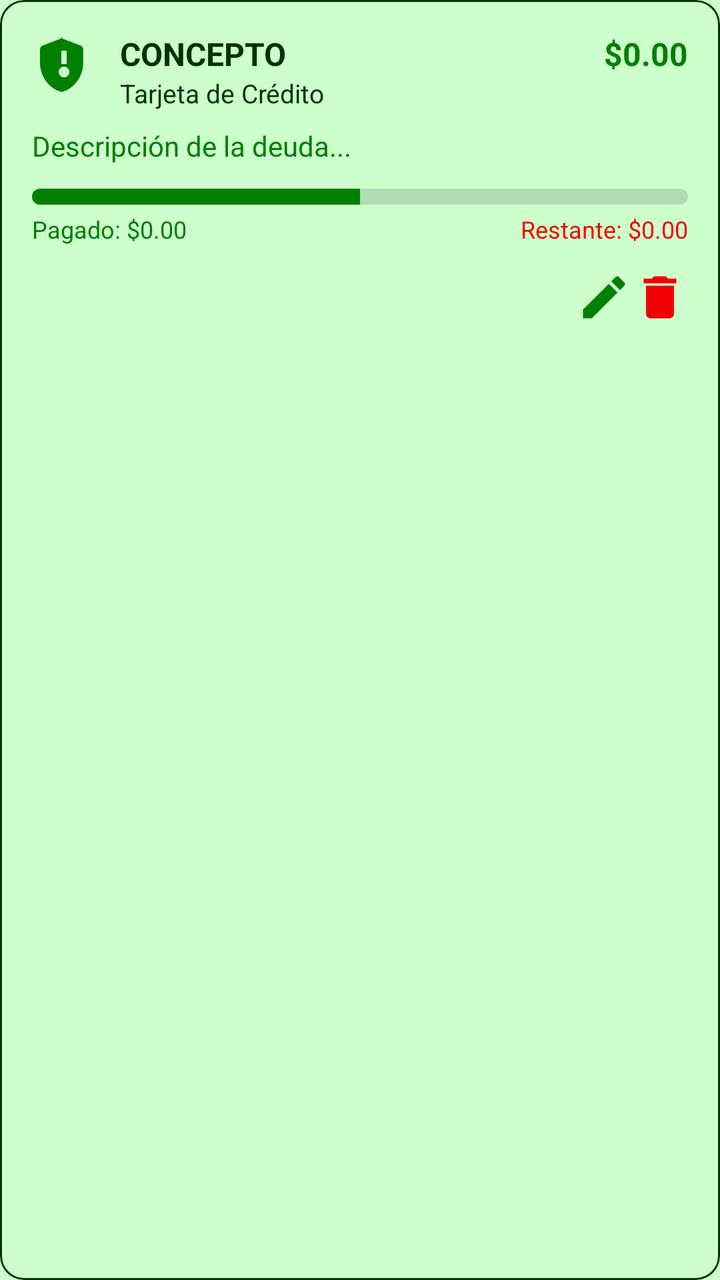
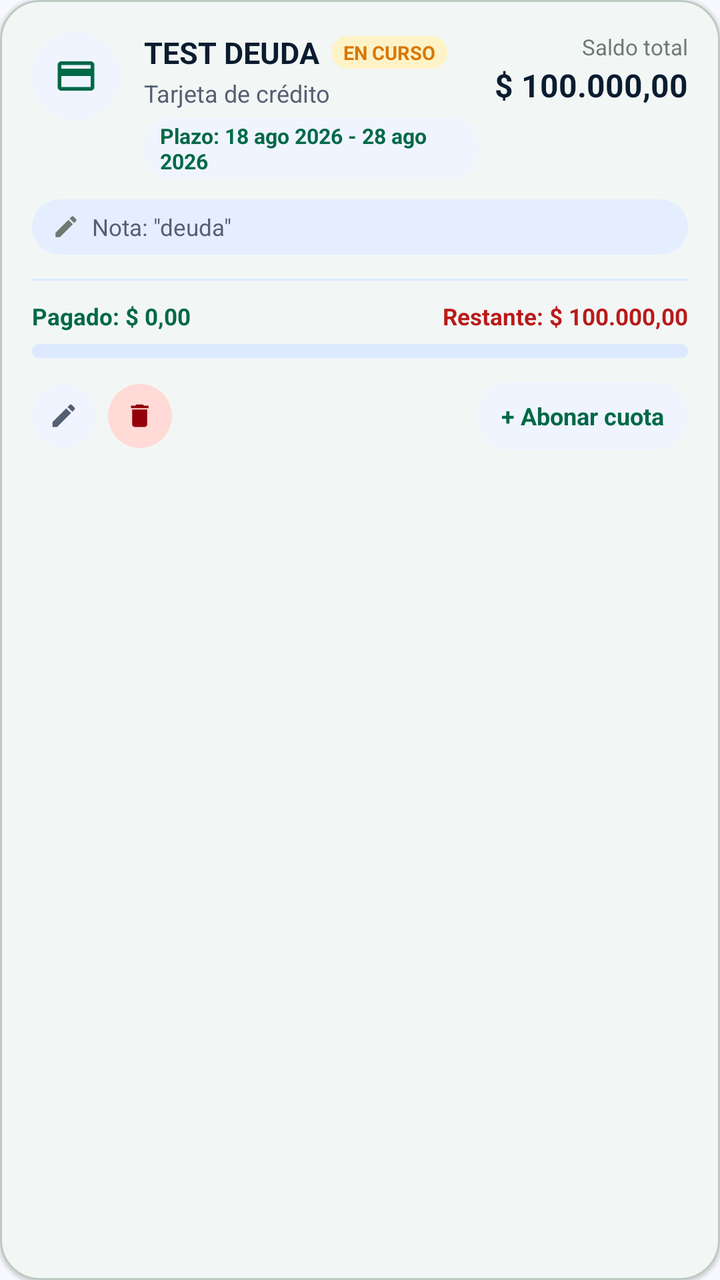

Compare the two renders of this Android layout. The source of the first and the diff that turns it into the second are given below.
<!-- AndroidManifest.xml: application theme Theme.MyLittleFinanControl -->
<!-- res/layout/item_deuda.xml -->
<?xml version="1.0" encoding="utf-8"?>
<com.google.android.material.card.MaterialCardView xmlns:android="http://schemas.android.com/apk/res/android"
    xmlns:app="http://schemas.android.com/apk/res-auto"
    android:layout_width="match_parent"
    android:layout_height="wrap_content"
    android:layout_marginHorizontal="16dp"
    android:layout_marginVertical="8dp"
    app:cardCornerRadius="12dp"
    app:cardElevation="0dp"
    app:cardBackgroundColor="?attr/colorSecondaryContainer"
    app:strokeWidth="1dp"
    app:strokeColor="?attr/colorOutline">

    <LinearLayout
        android:layout_width="match_parent"
        android:layout_height="wrap_content"
        android:orientation="vertical"
        android:padding="16dp">

        <RelativeLayout
            android:layout_width="match_parent"
            android:layout_height="wrap_content">

            <ImageView
                android:id="@+id/iv_icono_deuda"
                android:layout_width="32dp"
                android:layout_height="32dp"
                android:src="@drawable/ic_deuda"
                app:tint="?attr/colorPrimary"/>

            <LinearLayout
                android:layout_width="wrap_content"
                android:layout_height="wrap_content"
                android:layout_toEndOf="@id/iv_icono_deuda"
                android:layout_toStartOf="@+id/tv_valor_restante_top"
                android:layout_marginStart="12dp"
                android:orientation="vertical">

                <TextView
                    android:id="@+id/tv_concepto"
                    android:layout_width="wrap_content"
                    android:layout_height="wrap_content"
                    android:text="CONCEPTO"
                    android:textAllCaps="true"
                    android:textSize="16sp"
                    android:textStyle="bold"
                    android:textColor="?attr/colorOnSurface" />

                <TextView
                    android:id="@+id/tv_tipo"
                    android:layout_width="wrap_content"
                    android:layout_height="wrap_content"
                    android:text="Tarjeta de Crédito"
                    android:textSize="13sp"
                    android:textColor="?attr/colorOnSurface" />

                <TextView
                    android:id="@+id/tv_fechas"
                    android:layout_width="wrap_content"
                    android:layout_height="wrap_content"
                    android:text="Fecha: 2024/01/01 - 2024/12/31"
                    android:textSize="11sp"
                    android:textColor="?attr/colorPrimary"
                    android:visibility="gone" />
            </LinearLayout>

            <TextView
                android:id="@+id/tv_valor_restante_top"
                android:layout_width="wrap_content"
                android:layout_height="wrap_content"
                android:layout_alignParentEnd="true"
                android:text="$0.00"
                android:textSize="16sp"
                android:textStyle="bold"
                android:textColor="?attr/colorPrimary" />
        </RelativeLayout>

        <TextView
            android:id="@+id/tv_descripcion"
            android:layout_width="match_parent"
            android:layout_height="wrap_content"
            android:layout_marginTop="8dp"
            android:text="Descripción de la deuda..."
            android:textSize="14sp"
            android:textColor="?attr/colorPrimary"
            android:maxLines="2"
            android:ellipsize="end" />

        <ProgressBar
            android:id="@+id/pb_deuda"
            style="?android:attr/progressBarStyleHorizontal"
            android:layout_width="match_parent"
            android:layout_height="8dp"
            android:layout_marginTop="12dp"
            android:progress="50"
            android:progressDrawable="@drawable/custom_progress_bar" />

        <RelativeLayout
            android:layout_width="match_parent"
            android:layout_height="wrap_content"
            android:layout_marginTop="4dp">

            <TextView
                android:id="@+id/tv_pagado_label"
                android:layout_width="wrap_content"
                android:layout_height="wrap_content"
                android:text="Pagado: $0.00"
                android:textSize="12sp"
                android:textColor="?attr/colorPrimary" />

            <TextView
                android:id="@+id/tv_restante_label"
                android:layout_width="wrap_content"
                android:layout_height="wrap_content"
                android:layout_alignParentEnd="true"
                android:text="Restante: $0.00"
                android:textSize="12sp"
                android:textColor="?attr/colorError" />
        </RelativeLayout>

        <LinearLayout
            android:layout_width="wrap_content"
            android:layout_height="wrap_content"
            android:layout_gravity="end"
            android:layout_marginTop="12dp"
            android:orientation="horizontal">

            <ImageView
                android:id="@+id/iv_editar"
                android:layout_width="28dp"
                android:layout_height="28dp"
                android:src="@drawable/ic_edit"
                app:tint="?attr/colorPrimary" />

            <ImageView
                android:id="@+id/iv_eliminar"
                android:layout_width="28dp"
                android:layout_height="28dp"
                android:src="@drawable/ic_delete" />
        </LinearLayout>

    </LinearLayout>
</com.google.android.material.card.MaterialCardView>
<!-- resources referenced by this layout -->
<resources>
  <!-- drawable custom_progress_bar (drawable) -->
  <?xml version="1.0" encoding="utf-8"?>
  <layer-list xmlns:android="http://schemas.android.com/apk/res/android">
      <item android:id="@android:id/background">
          <shape>
              <corners android:radius="10dp" />
              <solid android:color="#303A4750" />
          </shape>
      </item>
      <item android:id="@android:id/progress">
          <clip>
              <shape>
                  <corners android:radius="10dp" />
                  <solid android:color="?attr/colorPrimary" />
              </shape>
          </clip>
      </item>
  </layer-list>
  <!-- drawable ic_deuda (drawable) -->
  <vector xmlns:android="http://schemas.android.com/apk/res/android"
      android:width="24dp"
      android:height="24dp"
      android:viewportWidth="24"
      android:viewportHeight="24">
      <path
          android:fillColor="?attr/colorSecondary"
          android:pathData="M11.8,2.1L3.9,5.1c-0.5,0.2 -0.9,0.8 -0.9,1.4v5.1c0,5.1 3.5,9.8 8.1,10.9c4.6,-1.1 8.1,-5.8 8.1,-10.9V6.5c0,-0.6 -0.4,-1.2 -0.9,-1.4l-7.9,-3c-0.2,-0.1 -0.4,-0.1 -0.6,0zM12,17c-1.1,0 -2,-0.9 -2,-2s0.9,-2 2,-2s2,0.9 2,2s-0.9,2 -2,2zM13,12h-2V7h2v5z"/>
  </vector>
  <style name="Base.Theme.MyLittleFinanControl" parent="Theme.Material3.DayNight.NoActionBar">
  
          
          <item name="colorPrimary">@color/verde_oscuro</item>
          
          <item name="colorOnPrimary">@android:color/white</item>
  
          
          <item name="colorPrimaryContainer">@color/verde_claro</item>
          
          <item name="colorOnPrimaryContainer">@color/verde_negro</item>
  
          
          <item name="colorSecondary">@color/verde</item>
          
          <item name="colorOnSecondary">@color/verde_negro</item>
  
          
          <item name="colorSecondaryContainer">@color/verde_transparente</item>
          <item name="colorOnSecondaryContainer">@color/verde_negro</item>
  
          
          <item name="colorTertiary">@color/verde_blanco_transparente</item>
          <item name="colorOnTertiary">@color/verde_negro</item>
  
          
          <item name="colorOutline">@color/verde_negro</item>
  
          
          <item name="colorOnSurface">@color/verde_negro</item>
  
          
          
          <item name="android:windowBackground">@color/verde_claro</item>
          
          <item name="colorSurface">@color/verde_blanco_transparente</item>
  
          
          <item name="colorError">@color/rojo_alerta</item>
          <item name="colorOnError">@color/rojo_transparente</item>
  
          
          <item name="android:statusBarColor">@android:color/white</item>
          <item name="android:windowLightStatusBar">true</item>
  
          
          <item name="colorSurfaceVariant">@color/verde_transparente</item>
          <item name="colorOnSurfaceVariant">@color/verde_gris</item>
  
          
          <item name="popupMenuBackground">@android:color/white</item>
          <item name="android:popupBackground">@android:color/white</item>
  
          <item name="colorSurfaceContainer">@color/verde_claro</item>
          <item name="colorSurfaceContainerLow">@color/verde_claro</item>
          <item name="colorSurfaceContainerHigh">@color/verde_claro</item>
          <item name="colorSurfaceContainerHighest">@color/verde_claro</item>
      </style>
  <color name="verde_oscuro">#008000</color>
  <color name="verde_claro">#CCFFCC</color>
  <color name="verde_negro">#003300</color>
  <color name="verde">#00C292</color>
  <color name="verde_transparente">#5FCCFFCC</color>
  <color name="verde_blanco_transparente">#D3F6FFF6</color>
  <color name="rojo_alerta">#F20000</color>
  <color name="rojo_transparente">#7BF69F9F</color>
  <color name="verde_gris">#ED003300</color>
  <!-- unchanged entries left out for length: 3 -->
</resources>

<!-- the commit's change to res/layout/item_deuda.xml (unified diff, before → after) -->
@@ -3,13 +3,12 @@
     xmlns:app="http://schemas.android.com/apk/res-auto"
     android:layout_width="match_parent"
     android:layout_height="wrap_content"
-    android:layout_marginHorizontal="16dp"
-    android:layout_marginVertical="8dp"
-    app:cardCornerRadius="12dp"
-    app:cardElevation="0dp"
-    app:cardBackgroundColor="?attr/colorSecondaryContainer"
-    app:strokeWidth="1dp"
-    app:strokeColor="?attr/colorOutline">
+    android:layout_marginBottom="12dp"
+    app:cardBackgroundColor="@color/surface_card"
+    app:cardCornerRadius="20dp"
+    app:cardElevation="1dp"
+    app:strokeColor="@color/outline_variant"
+    app:strokeWidth="1dp">
 
     <LinearLayout
         android:layout_width="match_parent"
@@ -17,127 +16,278 @@
         android:orientation="vertical"
         android:padding="16dp">
 
+        
         <RelativeLayout
             android:layout_width="match_parent"
             android:layout_height="wrap_content">
 
+            
+            <FrameLayout
+                android:id="@+id/fl_icono_deuda"
+                android:layout_width="44dp"
+                android:layout_height="44dp"
+                android:layout_alignParentStart="true"
+                android:layout_alignParentTop="true"
+                android:background="@drawable/badge_round_pill"
+                android:backgroundTint="@color/surface_container_low">
+
+                <ImageView
+                    android:id="@+id/iv_icono_deuda"
+                    android:layout_width="22dp"
+                    android:layout_height="22dp"
+                    android:layout_gravity="center"
+                    android:src="@drawable/ic_credit_card"
+                    app:tint="@color/primary_emerald" />
+            </FrameLayout>
+
+            
+            <LinearLayout
+                android:id="@+id/ll_monto_top_container"
+                android:layout_width="wrap_content"
+                android:layout_height="wrap_content"
+                android:layout_alignParentEnd="true"
+                android:layout_alignParentTop="true"
+                android:gravity="end"
+                android:orientation="vertical">
+
+                <TextView
+                    android:id="@+id/tv_label_monto_top"
+                    android:layout_width="wrap_content"
+                    android:layout_height="wrap_content"
+                    android:text="Saldo total"
+                    android:textColor="@color/text_muted"
+                    android:textSize="11sp" />
+
+                <TextView
+                    android:id="@+id/tv_valor_restante_top"
+                    android:layout_width="wrap_content"
+                    android:layout_height="wrap_content"
+                    android:layout_marginTop="1dp"
+                    android:text="$ 100.000,00"
+                    android:textColor="@color/text_primary"
+                    android:textSize="16sp"
+                    android:textStyle="bold" />
+            </LinearLayout>
+
+            
+            <LinearLayout
+                android:layout_width="match_parent"
+                android:layout_height="wrap_content"
+                android:layout_marginStart="12dp"
+                android:layout_marginEnd="8dp"
+                android:layout_toEndOf="@id/fl_icono_deuda"
+                android:layout_toStartOf="@id/ll_monto_top_container"
+                android:orientation="vertical">
+
+                
+                <LinearLayout
+                    android:layout_width="wrap_content"
+                    android:layout_height="wrap_content"
+                    android:gravity="center_vertical"
+                    android:orientation="horizontal">
+
+                    <TextView
+                        android:id="@+id/tv_concepto"
+                        android:layout_width="wrap_content"
+                        android:layout_height="wrap_content"
+                        android:ellipsize="end"
+                        android:maxLines="1"
+                        android:text="TEST DEUDA"
+                        android:textColor="@color/text_primary"
+                        android:textSize="15sp"
+                        android:textStyle="bold" />
+
+                    <TextView
+                        android:id="@+id/tv_badge_estado"
+                        android:layout_width="wrap_content"
+                        android:layout_height="wrap_content"
+                        android:layout_marginStart="6dp"
+                        android:background="@drawable/badge_round_pill"
+                        android:backgroundTint="@color/debt_amber_bg"
+                        android:paddingHorizontal="6dp"
+                        android:paddingVertical="1.5dp"
+                        android:text="EN CURSO"
+                        android:textColor="@color/debt_amber"
+                        android:textSize="9.5sp"
+                        android:textStyle="bold" />
+                </LinearLayout>
+
+                <TextView
+                    android:id="@+id/tv_tipo"
+                    android:layout_width="wrap_content"
+                    android:layout_height="wrap_content"
+                    android:layout_marginTop="2dp"
+                    android:text="Tarjeta de crédito"
+                    android:textColor="@color/text_secondary"
+                    android:textSize="12sp" />
+
+                <TextView
+                    android:id="@+id/tv_fechas"
+                    android:layout_width="wrap_content"
+                    android:layout_height="wrap_content"
+                    android:layout_marginTop="4dp"
+                    android:background="@drawable/badge_round_pill"
+                    android:backgroundTint="@color/surface_container_low"
+                    android:paddingHorizontal="8dp"
+                    android:paddingVertical="2dp"
+                    android:text="Plazo: 18 ago 2026 - 28 ago 2026"
+                    android:textColor="@color/primary_emerald"
+                    android:textSize="10.5sp"
+                    android:textStyle="bold" />
+            </LinearLayout>
+
+        </RelativeLayout>
+
+        
+        <LinearLayout
+            android:id="@+id/ll_nota_container"
+            android:layout_width="match_parent"
+            android:layout_height="wrap_content"
+            android:layout_marginTop="10dp"
+            android:background="@drawable/badge_round_pill"
+            android:backgroundTint="@color/surface_container"
+            android:gravity="center_vertical"
+            android:orientation="horizontal"
+            android:paddingHorizontal="10dp"
+            android:paddingVertical="6dp">
+
             <ImageView
-                android:id="@+id/iv_icono_deuda"
-                android:layout_width="32dp"
-                android:layout_height="32dp"
-                android:src="@drawable/ic_deuda"
-                app:tint="?attr/colorPrimary"/>
-
-            <LinearLayout
-                android:layout_width="wrap_content"
-                android:layout_height="wrap_content"
-                android:layout_toEndOf="@id/iv_icono_deuda"
-                android:layout_toStartOf="@+id/tv_valor_restante_top"
-                android:layout_marginStart="12dp"
-                android:orientation="vertical">
-
-                <TextView
-                    android:id="@+id/tv_concepto"
-                    android:layout_width="wrap_content"
-                    android:layout_height="wrap_content"
-                    android:text="CONCEPTO"
-                    android:textAllCaps="true"
-                    android:textSize="16sp"
-                    android:textStyle="bold"
-                    android:textColor="?attr/colorOnSurface" />
-
-                <TextView
-                    android:id="@+id/tv_tipo"
-                    android:layout_width="wrap_content"
-                    android:layout_height="wrap_content"
-                    android:text="Tarjeta de Crédito"
-                    android:textSize="13sp"
-                    android:textColor="?attr/colorOnSurface" />
-
-                <TextView
-                    android:id="@+id/tv_fechas"
-                    android:layout_width="wrap_content"
-                    android:layout_height="wrap_content"
-                    android:text="Fecha: 2024/01/01 - 2024/12/31"
-                    android:textSize="11sp"
-                    android:textColor="?attr/colorPrimary"
-                    android:visibility="gone" />
-            </LinearLayout>
+                android:layout_width="14dp"
+                android:layout_height="14dp"
+                android:src="@drawable/ic_edit"
+                app:tint="@color/text_muted" />
 
             <TextView
-                android:id="@+id/tv_valor_restante_top"
+                android:id="@+id/tv_descripcion"
+                android:layout_width="match_parent"
+                android:layout_height="wrap_content"
+                android:layout_marginStart="6dp"
+                android:ellipsize="end"
+                android:maxLines="2"
+                android:text="Nota: &quot;deuda&quot;"
+                android:textColor="@color/text_secondary"
+                android:textSize="11.5sp" />
+        </LinearLayout>
+
+        
+        <View
+            android:layout_width="match_parent"
+            android:layout_height="1dp"
+            android:layout_marginTop="12dp"
+            android:background="@color/surface_container_high" />
+
+        <RelativeLayout
+            android:layout_width="match_parent"
+            android:layout_height="wrap_content"
+            android:layout_marginTop="10dp">
+
+            <TextView
+                android:id="@+id/tv_pagado_label"
+                android:layout_width="wrap_content"
+                android:layout_height="wrap_content"
+                android:layout_alignParentStart="true"
+                android:text="Pagado: $ 0,00"
+                android:textColor="@color/primary_emerald"
+                android:textSize="11.5sp"
+                android:textStyle="bold" />
+
+            <TextView
+                android:id="@+id/tv_restante_label"
                 android:layout_width="wrap_content"
                 android:layout_height="wrap_content"
                 android:layout_alignParentEnd="true"
-                android:text="$0.00"
-                android:textSize="16sp"
-                android:textStyle="bold"
-                android:textColor="?attr/colorPrimary" />
+                android:text="Restante: $ 100.000,00"
+                android:textColor="@color/expense_red"
+                android:textSize="11.5sp"
+                android:textStyle="bold" />
         </RelativeLayout>
-
-        <TextView
-            android:id="@+id/tv_descripcion"
-            android:layout_width="match_parent"
-            android:layout_height="wrap_content"
-            android:layout_marginTop="8dp"
-            android:text="Descripción de la deuda..."
-            android:textSize="14sp"
-            android:textColor="?attr/colorPrimary"
-            android:maxLines="2"
-            android:ellipsize="end" />
 
         <ProgressBar
             android:id="@+id/pb_deuda"
             style="?android:attr/progressBarStyleHorizontal"
             android:layout_width="match_parent"
-            android:layout_height="8dp"
-            android:layout_marginTop="12dp"
-            android:progress="50"
-            android:progressDrawable="@drawable/custom_progress_bar" />
-
+            android:layout_height="7dp"
+            android:layout_marginTop="6dp"
+            android:max="100"
+            android:progress="0"
+            android:progressDrawable="@drawable/pb_savings_plan" />
+
+        
         <RelativeLayout
             android:layout_width="match_parent"
             android:layout_height="wrap_content"
-            android:layout_marginTop="4dp">
-
-            <TextView
-                android:id="@+id/tv_pagado_label"
-                android:layout_width="wrap_content"
-                android:layout_height="wrap_content"
-                android:text="Pagado: $0.00"
-                android:textSize="12sp"
-                android:textColor="?attr/colorPrimary" />
-
-            <TextView
-                android:id="@+id/tv_restante_label"
-                android:layout_width="wrap_content"
-                android:layout_height="wrap_content"
+            android:layout_marginTop="12dp">
+
+            
+            <LinearLayout
+                android:layout_width="wrap_content"
+                android:layout_height="wrap_content"
+                android:layout_alignParentStart="true"
+                android:layout_centerVertical="true"
+                android:gravity="center_vertical"
+                android:orientation="horizontal">
+
+                <FrameLayout
+                    android:id="@+id/iv_editar"
+                    android:layout_width="32dp"
+                    android:layout_height="32dp"
+                    android:background="@drawable/badge_round_pill"
+                    android:backgroundTint="@color/surface_container_low"
+                    android:clickable="true"
+                    android:focusable="true">
+
+                    <ImageView
+                        android:layout_width="15dp"
+                        android:layout_height="15dp"
+                        android:layout_gravity="center"
+                        android:src="@drawable/ic_edit"
+                        app:tint="@color/text_secondary" />
+                </FrameLayout>
+
+                <FrameLayout
+                    android:id="@+id/iv_eliminar"
+                    android:layout_width="32dp"
+                    android:layout_height="32dp"
+                    android:layout_marginStart="6dp"
+                    android:background="@drawable/badge_round_pill"
+                    android:backgroundTint="@color/expense_red_bg"
+                    android:clickable="true"
+                    android:focusable="true">
+
+                    <ImageView
+                        android:layout_width="15dp"
+                        android:layout_height="15dp"
+                        android:layout_gravity="center"
+                        android:src="@drawable/ic_delete"
+                        app:tint="@color/on_expense_red" />
+                </FrameLayout>
+            </LinearLayout>
+
+            
+            <LinearLayout
+                android:id="@+id/btn_abonar_cuota"
+                android:layout_width="wrap_content"
+                android:layout_height="34dp"
                 android:layout_alignParentEnd="true"
-                android:text="Restante: $0.00"
-                android:textSize="12sp"
-                android:textColor="?attr/colorError" />
+                android:layout_centerVertical="true"
+                android:background="@drawable/badge_round_pill"
+                android:backgroundTint="@color/surface_container_low"
+                android:clickable="true"
+                android:focusable="true"
+                android:gravity="center_vertical"
+                android:orientation="horizontal"
+                android:paddingHorizontal="12dp">
+
+                <TextView
+                    android:id="@+id/tv_btn_abonar_texto"
+                    android:layout_width="wrap_content"
+                    android:layout_height="wrap_content"
+                    android:text="+ Abonar cuota"
+                    android:textColor="@color/primary_emerald"
+                    android:textSize="12sp"
+                    android:textStyle="bold" />
+            </LinearLayout>
         </RelativeLayout>
-
-        <LinearLayout
-            android:layout_width="wrap_content"
-            android:layout_height="wrap_content"
-            android:layout_gravity="end"
-            android:layout_marginTop="12dp"
-            android:orientation="horizontal">
-
-            <ImageView
-                android:id="@+id/iv_editar"
-                android:layout_width="28dp"
-                android:layout_height="28dp"
-                android:src="@drawable/ic_edit"
-                app:tint="?attr/colorPrimary" />
-
-            <ImageView
-                android:id="@+id/iv_eliminar"
-                android:layout_width="28dp"
-                android:layout_height="28dp"
-                android:src="@drawable/ic_delete" />
-        </LinearLayout>
 
     </LinearLayout>
 </com.google.android.material.card.MaterialCardView>
<!-- resource entries referenced after the edit -->
@@ -1,100 +1,113 @@
 <!-- resources referenced by this layout -->
 <resources>
-  <!-- drawable custom_progress_bar (drawable) -->
+  <color name="debt_amber">#D97706</color>
+  <color name="debt_amber_bg">#FEF3C7</color>
+  <color name="expense_red">#BA1A1A</color>
+  <color name="expense_red_bg">#FFDAD6</color>
+  <color name="on_expense_red">#93000A</color>
+  <color name="outline_variant">#BCCAC0</color>
+  <color name="primary_emerald">#006948</color>
+  <color name="surface_card">#FFFFFF</color>
+  <color name="surface_container">#E5EEFF</color>
+  <color name="surface_container_high">#DCE9FF</color>
+  <color name="surface_container_low">#EFF4FF</color>
+  <color name="text_muted">#6D7A72</color>
+  <color name="text_primary">#0B1C30</color>
+  <color name="text_secondary">#565E74</color>
+  <!-- drawable badge_round_pill (drawable) -->
   <?xml version="1.0" encoding="utf-8"?>
-  <layer-list xmlns:android="http://schemas.android.com/apk/res/android">
-      <item android:id="@android:id/background">
-          <shape>
-              <corners android:radius="10dp" />
-              <solid android:color="#303A4750" />
-          </shape>
-      </item>
-      <item android:id="@android:id/progress">
-          <clip>
-              <shape>
-                  <corners android:radius="10dp" />
-                  <solid android:color="?attr/colorPrimary" />
-              </shape>
-          </clip>
-      </item>
-  </layer-list>
-  <!-- drawable ic_deuda (drawable) -->
+  <shape xmlns:android="http://schemas.android.com/apk/res/android"
+      android:shape="rectangle">
+      <solid android:color="@color/primary_fixed" />
+      <corners android:radius="999dp" />
+  </shape>
+  <!-- drawable ic_credit_card (drawable) -->
   <vector xmlns:android="http://schemas.android.com/apk/res/android"
       android:width="24dp"
       android:height="24dp"
       android:viewportWidth="24"
       android:viewportHeight="24">
       <path
-          android:fillColor="?attr/colorSecondary"
-          android:pathData="M11.8,2.1L3.9,5.1c-0.5,0.2 -0.9,0.8 -0.9,1.4v5.1c0,5.1 3.5,9.8 8.1,10.9c4.6,-1.1 8.1,-5.8 8.1,-10.9V6.5c0,-0.6 -0.4,-1.2 -0.9,-1.4l-7.9,-3c-0.2,-0.1 -0.4,-0.1 -0.6,0zM12,17c-1.1,0 -2,-0.9 -2,-2s0.9,-2 2,-2s2,0.9 2,2s-0.9,2 -2,2zM13,12h-2V7h2v5z"/>
+          android:fillColor="@android:color/white"
+          android:pathData="M20,4H4c-1.11,0 -1.99,0.89 -1.99,2L2,18c0,1.11 0.89,2 2,2h16c1.11,0 2,-0.89 2,-2V6c0,-1.11 -0.89,-2 -2,-2zm0,14H4v-6h16v6zm0,-10H4V6h16v2z"/>
   </vector>
+  <!-- drawable pb_savings_plan (drawable) -->
+  <?xml version="1.0" encoding="utf-8"?>
+  <layer-list xmlns:android="http://schemas.android.com/apk/res/android">
+      <item android:id="@android:id/background">
+          <shape>
+              <corners android:radius="999dp" />
+              <solid android:color="@color/surface_container_high" />
+          </shape>
+      </item>
+      <item android:id="@android:id/progress">
+          <clip>
+              <shape>
+                  <corners android:radius="999dp" />
+                  <solid android:color="@color/primary_emerald" />
+              </shape>
+          </clip>
+      </item>
+  </layer-list>
+  <color name="primary_fixed">#85F8C4</color>
   <style name="Base.Theme.MyLittleFinanControl" parent="Theme.Material3.DayNight.NoActionBar">
   
           
-          <item name="colorPrimary">@color/verde_oscuro</item>
-          
+          <item name="colorPrimary">@color/primary_emerald</item>
           <item name="colorOnPrimary">@android:color/white</item>
   
           
-          <item name="colorPrimaryContainer">@color/verde_claro</item>
-          
-          <item name="colorOnPrimaryContainer">@color/verde_negro</item>
+          <item name="colorPrimaryContainer">@color/surface_container_low</item>
+          <item name="colorOnPrimaryContainer">@color/primary_emerald</item>
   
           
-          <item name="colorSecondary">@color/verde</item>
-          
-          <item name="colorOnSecondary">@color/verde_negro</item>
+          <item name="colorSecondary">@color/text_secondary</item>
+          <item name="colorOnSecondary">@android:color/white</item>
+  
+          <item name="colorSecondaryContainer">@color/secondary_container</item>
+          <item name="colorOnSecondaryContainer">@color/on_secondary_container</item>
   
           
-          <item name="colorSecondaryContainer">@color/verde_transparente</item>
-          <item name="colorOnSecondaryContainer">@color/verde_negro</item>
+          <item name="colorTertiary">@color/income_green_bg</item>
+          <item name="colorOnTertiary">@color/badge_paid_text</item>
   
           
-          <item name="colorTertiary">@color/verde_blanco_transparente</item>
-          <item name="colorOnTertiary">@color/verde_negro</item>
+          <item name="colorOutline">@color/border_subtle</item>
   
           
-          <item name="colorOutline">@color/verde_negro</item>
+          <item name="android:windowBackground">@color/surface_bg</item>
+          <item name="colorSurface">@color/surface_card</item>
+          <item name="colorSurfaceVariant">@color/surface_variant</item>
+          <item name="colorOnSurface">@color/text_primary</item>
+          <item name="colorOnSurfaceVariant">@color/text_secondary</item>
   
           
-          <item name="colorOnSurface">@color/verde_negro</item>
+          <item name="colorError">@color/expense_red</item>
+          <item name="colorErrorContainer">@color/expense_red_bg</item>
+          <item name="colorOnError">@android:color/white</item>
+          <item name="colorOnErrorContainer">@color/on_expense_red</item>
   
           
-          
-          <item name="android:windowBackground">@color/verde_claro</item>
-          
-          <item name="colorSurface">@color/verde_blanco_transparente</item>
-  
-          
-          <item name="colorError">@color/rojo_alerta</item>
-          <item name="colorOnError">@color/rojo_transparente</item>
-  
-          
-          <item name="android:statusBarColor">@android:color/white</item>
+          <item name="android:statusBarColor">@color/surface_bg</item>
           <item name="android:windowLightStatusBar">true</item>
   
           
-          <item name="colorSurfaceVariant">@color/verde_transparente</item>
-          <item name="colorOnSurfaceVariant">@color/verde_gris</item>
+          <item name="popupMenuBackground">@color/surface_card</item>
+          <item name="android:popupBackground">@color/surface_card</item>
   
-          
-          <item name="popupMenuBackground">@android:color/white</item>
-          <item name="android:popupBackground">@android:color/white</item>
-  
-          <item name="colorSurfaceContainer">@color/verde_claro</item>
-          <item name="colorSurfaceContainerLow">@color/verde_claro</item>
-          <item name="colorSurfaceContainerHigh">@color/verde_claro</item>
-          <item name="colorSurfaceContainerHighest">@color/verde_claro</item>
+          <item name="colorSurfaceContainer">@color/surface_container</item>
+          <item name="colorSurfaceContainerLow">@color/surface_container_low</item>
+          <item name="colorSurfaceContainerHigh">@color/surface_container_high</item>
+          <item name="colorSurfaceContainerHighest">@color/surface_container_highest</item>
       </style>
-  <color name="verde_oscuro">#008000</color>
-  <color name="verde_claro">#CCFFCC</color>
-  <color name="verde_negro">#003300</color>
-  <color name="verde">#00C292</color>
-  <color name="verde_transparente">#5FCCFFCC</color>
-  <color name="verde_blanco_transparente">#D3F6FFF6</color>
-  <color name="rojo_alerta">#F20000</color>
-  <color name="rojo_transparente">#7BF69F9F</color>
-  <color name="verde_gris">#ED003300</color>
+  <color name="secondary_container">#DAE2FD</color>
+  <color name="on_secondary_container">#5C647A</color>
+  <color name="income_green_bg">#85F8C4</color>
+  <color name="badge_paid_text">#002114</color>
+  <color name="border_subtle">#BCCAC0</color>
+  <color name="surface_bg">#F8F9FF</color>
+  <color name="surface_variant">#D3E4FE</color>
+  <color name="surface_container_highest">#D3E4FE</color>
   <!-- unchanged entries left out for length: 3 -->
 </resources>
 
